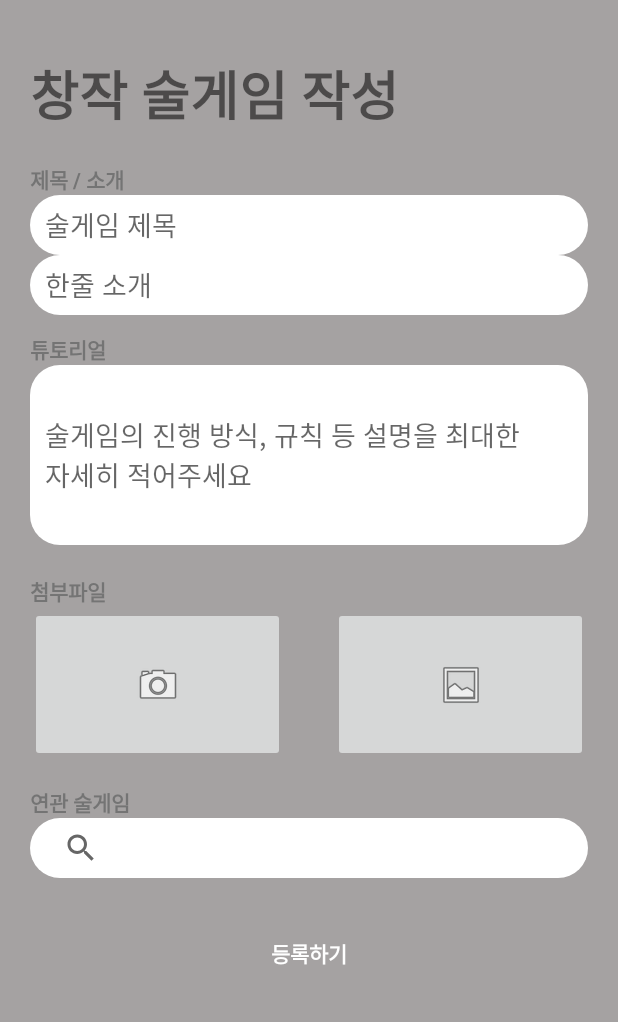
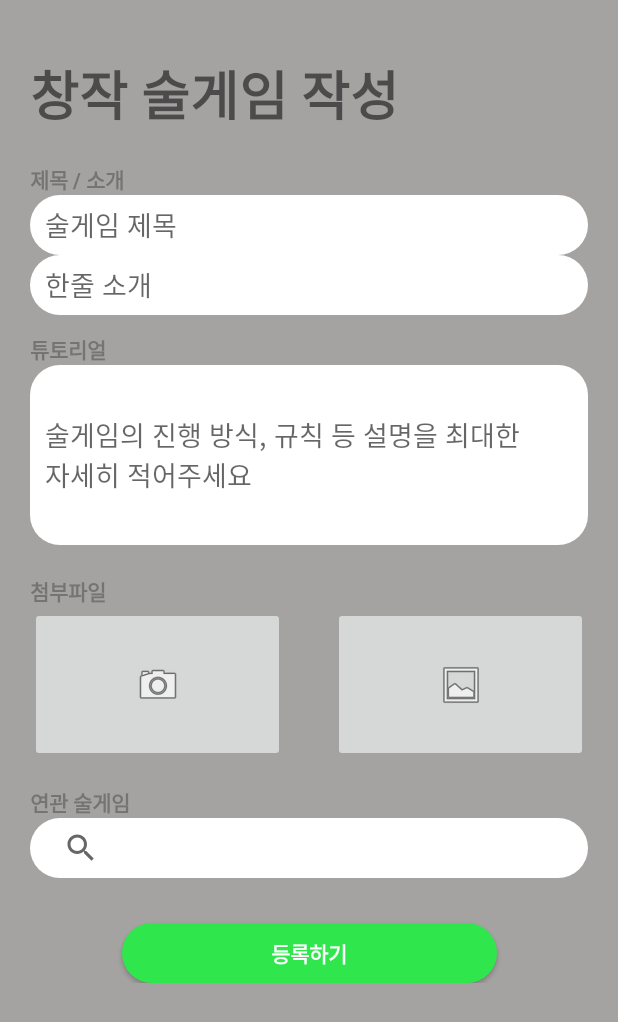
Before and after one commit to Sul-Game-Wiki/Sul-Game-Frontend, an Android app: the gameCreateActivity screen opened directly, with no data from a screen before it, on a phone screen of 412 x 824 dp. Shown: the top 1022 px of the screen. Run offline under Robolectric (Android 15) with nearby library versions, the phone set to English and light mode, and no system bars.

Commit message:
feat(drawable):drawable 그림추가

```diff
--- a/app/src/main/res/drawable/circle_green.xml
+++ b/app/src/main/res/drawable/circle_green.xml
@@ -1,4 +1,11 @@
 <?xml version="1.0" encoding="utf-8"?>
 <selector xmlns:android="http://schemas.android.com/apk/res/android">
+  <item>
+    <shape android:shape="rectangle">
+      <solid android:color="#2FE74D"/>
+      <corners android:radius="20dp"/>
 
+    </shape>
+
+  </item>
 </selector>
```
